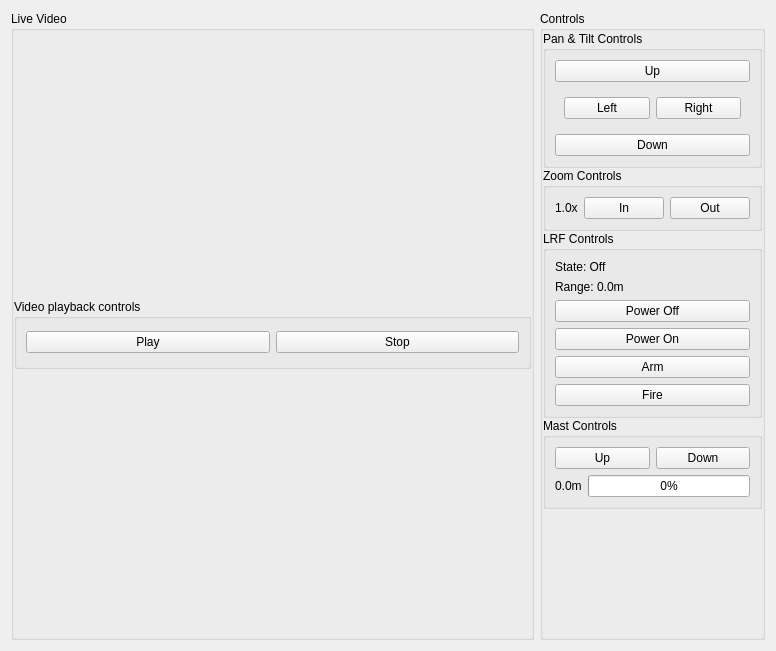
Above: src/templates/qt/eo_station_widget.ui from faisalthaheem/open-command-and-control before the change. Below: the same form after it.
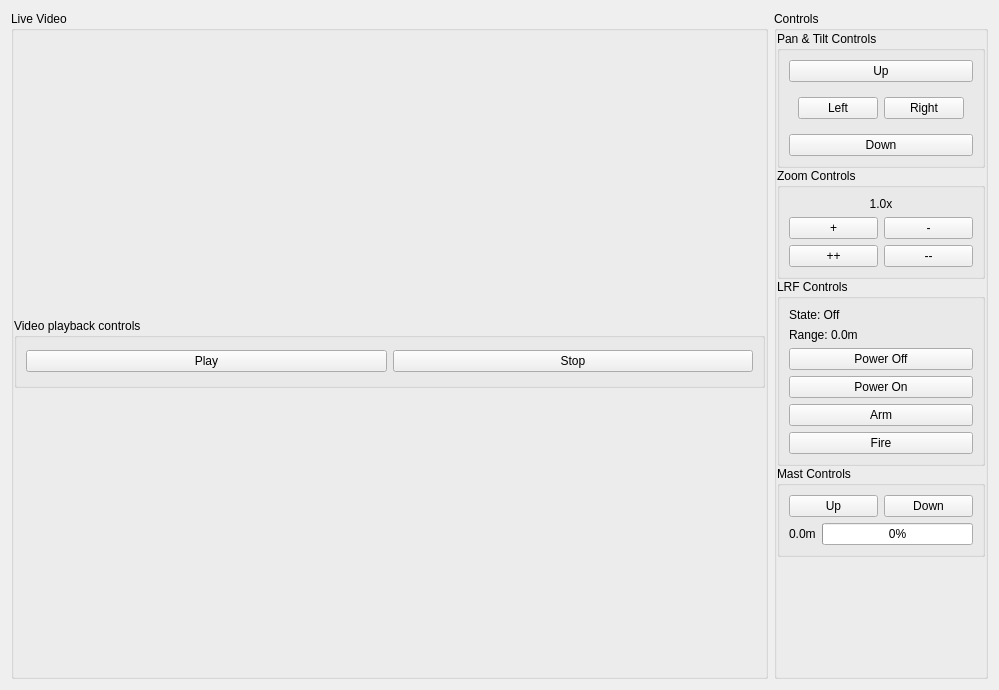
That is the form after the change.

Commit message: Segregated zoom controls into single and repeated buttons

Diff of the .ui file:
```diff
--- a/src/templates/qt/eo_station_widget.ui
+++ b/src/templates/qt/eo_station_widget.ui
@@ -6,8 +6,8 @@
    <rect>
     <x>0</x>
     <y>0</y>
-    <width>776</width>
-    <height>651</height>
+    <width>999</width>
+    <height>690</height>
    </rect>
   </property>
   <property name="windowTitle">
@@ -161,27 +161,56 @@
         <property name="title">
          <string>Zoom Controls</string>
         </property>
-        <layout class="QHBoxLayout" name="horizontalLayout_6">
+        <layout class="QHBoxLayout" name="horizontalLayout_10">
+         <item>
+          <layout class="QVBoxLayout" name="verticalLayout_7">
          <item>
           <widget class="QLabel" name="lbl_zoom_status">
            <property name="text">
             <string>1.0x</string>
            </property>
-          </widget>
-         </item>
+             <property name="alignment">
+              <set>Qt::AlignCenter</set>
+             </property>
+            </widget>
+           </item>
+           <item>
+            <layout class="QHBoxLayout" name="horizontalLayout_6">
          <item>
           <widget class="QPushButton" name="cmd_zoom_in">
            <property name="text">
-            <string>In</string>
+                <string>+</string>
            </property>
           </widget>
          </item>
          <item>
           <widget class="QPushButton" name="cmd_zoom_out">
            <property name="text">
-            <string>Out</string>
-           </property>
-          </widget>
+                <string>-</string>
+               </property>
+              </widget>
+             </item>
+            </layout>
+           </item>
+           <item>
+            <layout class="QHBoxLayout" name="horizontalLayout_9">
+             <item>
+              <widget class="QPushButton" name="cmd_zoom_in_repeated">
+               <property name="text">
+                <string>++</string>
+               </property>
+              </widget>
+             </item>
+             <item>
+              <widget class="QPushButton" name="cmd_zoom_out_repeated">
+               <property name="text">
+                <string>--</string>
+               </property>
+              </widget>
+             </item>
+            </layout>
+           </item>
+          </layout>
          </item>
         </layout>
        </widget>
```
Lines whose indentation alone changed are shown as unchanged. The commit also changes 2 other files.
